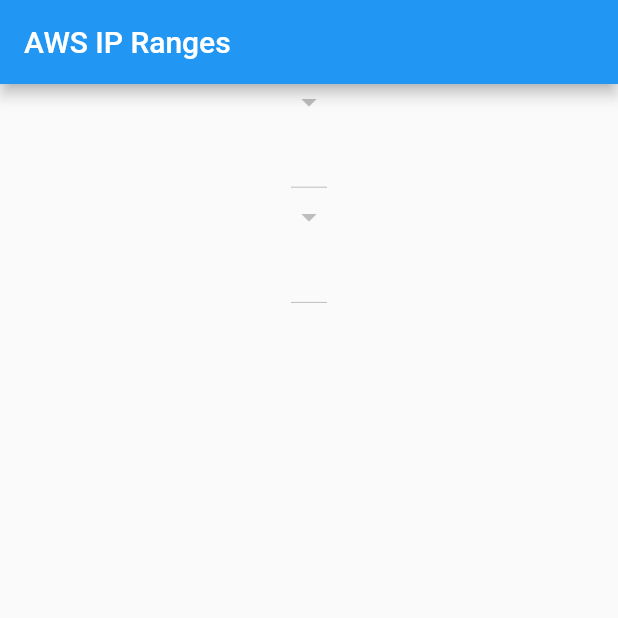
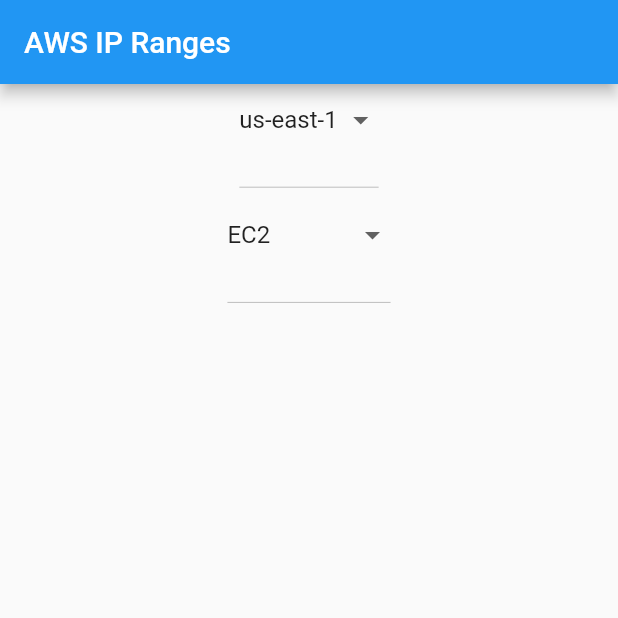
Before and after one commit to aparnapanda55/aws_ip_ranges, a Flutter app: the screen it shows after launch, on a phone screen of 412 x 824 dp, the top half of it. Run offline on Flutter 3.47's test engine with Material 2 defaults, Android fonts, the light colour scheme and no system bars.

Commit message:
set initial value

```diff
--- a/lib/main.dart
+++ b/lib/main.dart
@@ -41,8 +41,24 @@
   }
 };
 
-class HomePage extends StatelessWidget {
+class HomePage extends StatefulWidget {
   const HomePage({Key? key}) : super(key: key);
+
+  @override
+  State<HomePage> createState() => _HomePageState();
+}
+
+class _HomePageState extends State<HomePage> {
+  late String region;
+  late String service;
+
+  @override
+  void initState() {
+    // TODO: implement initState
+    super.initState();
+    region = data.keys.first;
+    service = data[region]!.keys.first;
+  }
 
   @override
   Widget build(BuildContext context) {
@@ -55,14 +71,31 @@
           Expanded(
             flex: 1,
             child: DropdownButton<String>(
-              items: [],
+              value: region,
+              items: data.keys
+                  .map(
+                    (value) => DropdownMenuItem(
+                      child: Text(value),
+                      value: value,
+                    ),
+                  )
+                  .toList(),
               onChanged: (value) {},
             ),
           ),
           Expanded(
             flex: 1,
             child: DropdownButton<String>(
-              items: [],
+              value: service,
+              items: data[region]!
+                  .keys
+                  .map(
+                    (value) => DropdownMenuItem(
+                      child: Text(value),
+                      value: value,
+                    ),
+                  )
+                  .toList(),
               onChanged: (value) {},
             ),
           ),
```
